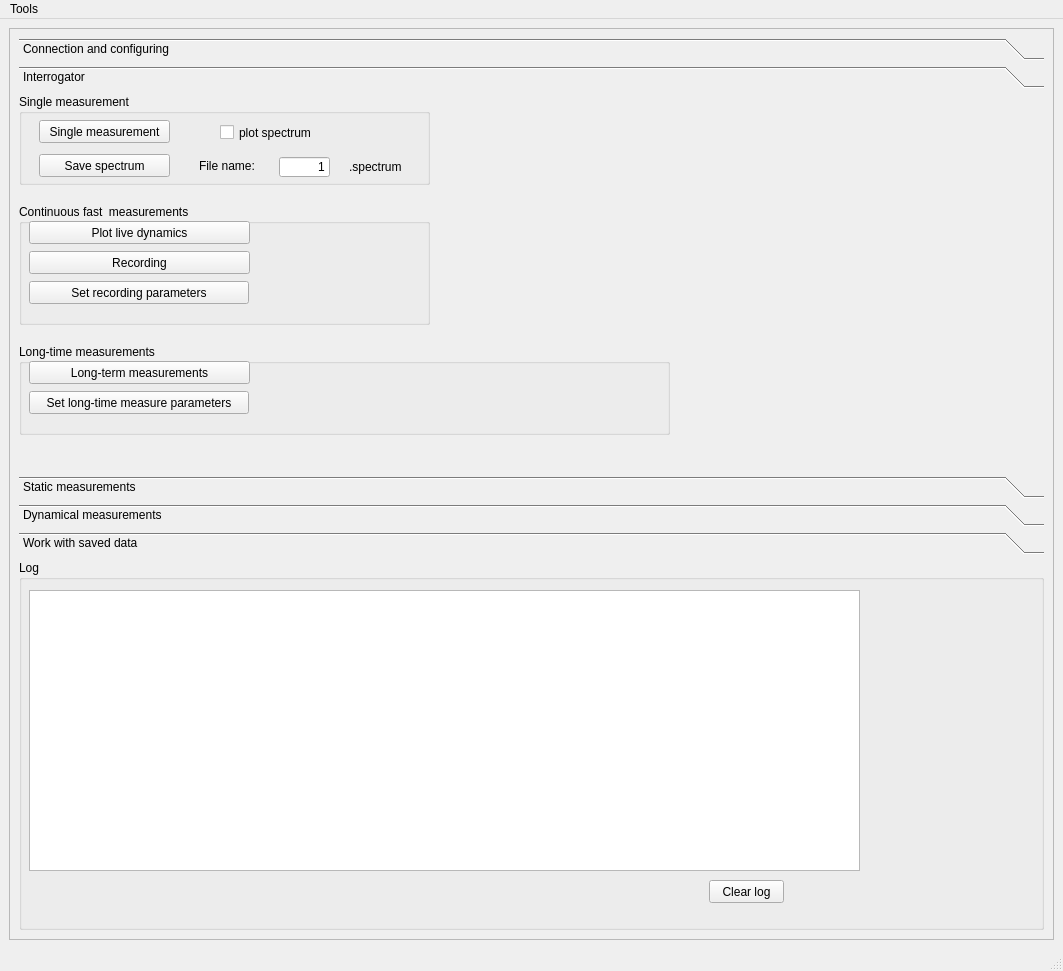
Before: the Qt Designer form UIs/mainwindow.ui in IlyaVatnik/WIMcontrol, drawn with Qt 5.
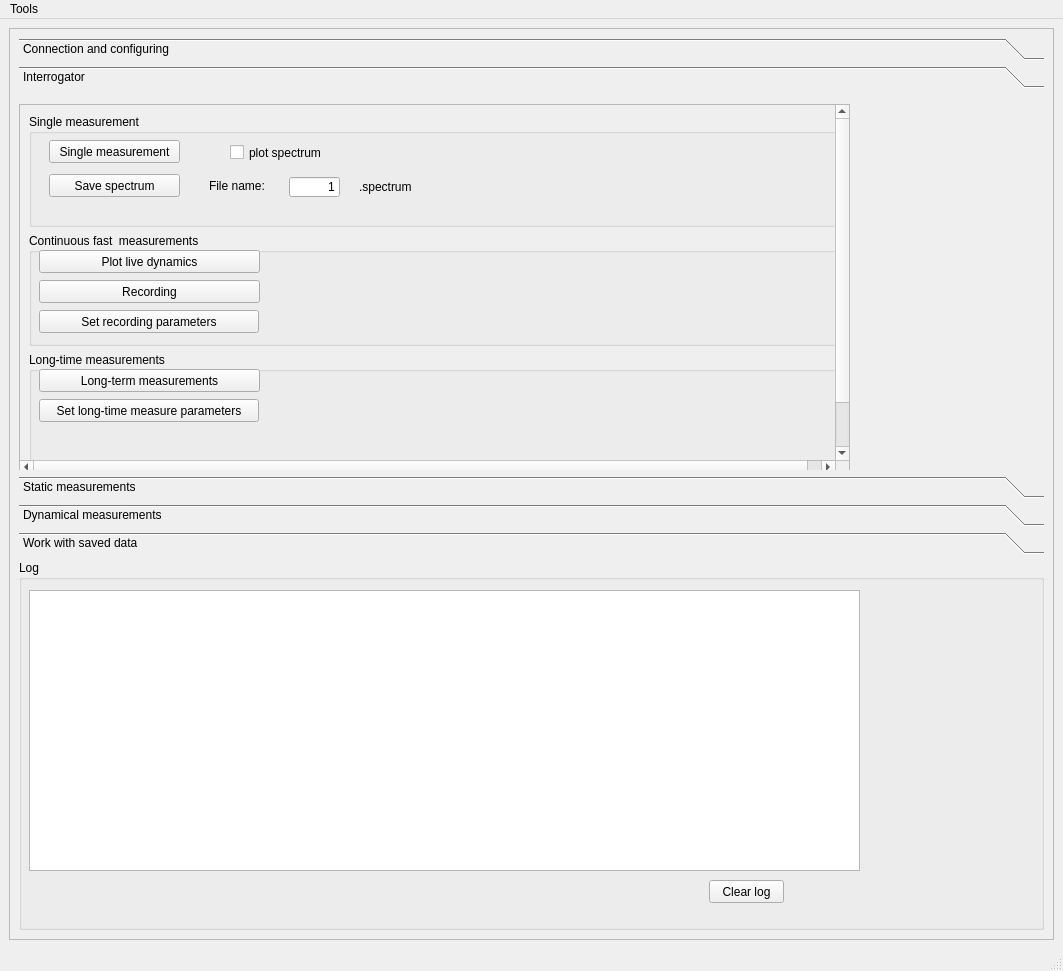
After: the same form once the commit is applied. The open tabs and pages were chosen to show the change.

The edit to the form file:
```diff
--- a/UIs/mainwindow.ui
+++ b/UIs/mainwindow.ui
@@ -25,8 +25,8 @@
         <rect>
          <x>0</x>
          <y>0</y>
-         <width>1039</width>
-         <height>896</height>
+         <width>1043</width>
+         <height>910</height>
         </rect>
        </property>
        <layout class="QVBoxLayout" name="verticalLayout">
@@ -160,118 +160,48 @@
             <rect>
              <x>0</x>
              <y>0</y>
-             <width>1017</width>
-             <height>342</height>
+             <width>1025</width>
+             <height>381</height>
             </rect>
            </property>
            <attribute name="label">
             <string>Interrogator</string>
            </attribute>
-           <widget class="QGroupBox" name="groupBox_5">
+           <widget class="QScrollArea" name="scrollArea_2">
             <property name="geometry">
              <rect>
               <x>0</x>
-              <y>250</y>
-              <width>651</width>
-              <height>91</height>
+              <y>10</y>
+              <width>831</width>
+              <height>371</height>
              </rect>
             </property>
-            <property name="title">
-             <string>Long-time measurements</string>
-            </property>
-            <widget class="QPushButton" name="pushButton_set_long_term_measurements_params">
-             <property name="geometry">
-              <rect>
-               <x>10</x>
-               <y>47</y>
-               <width>220</width>
-               <height>23</height>
-              </rect>
-             </property>
-             <property name="text">
-              <string>Set long-time measure parameters</string>
-             </property>
-            </widget>
-            <widget class="QPushButton" name="pushButton_long_term_measurements">
-             <property name="geometry">
-              <rect>
-               <x>10</x>
-               <y>17</y>
-               <width>221</width>
-               <height>23</height>
-              </rect>
-             </property>
-             <property name="text">
-              <string>Long-term measurements</string>
-             </property>
-             <property name="checkable">
+            <property name="widgetResizable">
               <bool>true</bool>
              </property>
-            </widget>
-           </widget>
-           <widget class="QGroupBox" name="groupBox_4">
+            <widget class="QWidget" name="scrollAreaWidgetContents_2">
             <property name="geometry">
              <rect>
               <x>0</x>
-              <y>110</y>
-              <width>411</width>
-              <height>121</height>
-             </rect>
-            </property>
-            <property name="title">
-             <string>Continuous fast  measurements</string>
-            </property>
-            <widget class="QPushButton" name="pushButton_plot_live_dynamics">
-             <property name="geometry">
-              <rect>
-               <x>10</x>
-               <y>17</y>
-               <width>221</width>
-               <height>23</height>
-              </rect>
-             </property>
-             <property name="text">
-              <string>Plot live dynamics</string>
-             </property>
-             <property name="checkable">
-              <bool>true</bool>
-             </property>
-            </widget>
-            <widget class="QPushButton" name="pushButton_set_recording_parameters">
-             <property name="geometry">
-              <rect>
-               <x>10</x>
-               <y>77</y>
-               <width>220</width>
-               <height>23</height>
-              </rect>
-             </property>
-             <property name="text">
-              <string>Set recording parameters</string>
-             </property>
-            </widget>
-            <widget class="QPushButton" name="pushButton_start_recording">
-             <property name="geometry">
-              <rect>
-               <x>10</x>
-               <y>47</y>
-               <width>221</width>
-               <height>23</height>
-              </rect>
-             </property>
-             <property name="text">
-              <string>Recording</string>
-             </property>
-            </widget>
-           </widget>
+               <y>0</y>
+               <width>829</width>
+               <height>415</height>
+              </rect>
+             </property>
+             <property name="sizePolicy">
+              <sizepolicy hsizetype="Preferred" vsizetype="MinimumExpanding">
+               <horstretch>0</horstretch>
+               <verstretch>0</verstretch>
+              </sizepolicy>
+             </property>
+             <layout class="QVBoxLayout" name="verticalLayout_2" stretch="0,0,0,1">
+              <item>
            <widget class="QGroupBox" name="groupBox_3">
-            <property name="geometry">
-             <rect>
-              <x>0</x>
-              <y>0</y>
-              <width>411</width>
-              <height>91</height>
-             </rect>
+                <property name="minimumSize">
+                 <size>
+                  <width>811</width>
+                  <height>113</height>
+                 </size>
             </property>
             <property name="title">
              <string>Single measurement</string>
@@ -358,6 +288,120 @@
              </property>
             </widget>
            </widget>
+              </item>
+              <item>
+               <widget class="QGroupBox" name="groupBox_4">
+                <property name="minimumSize">
+                 <size>
+                  <width>811</width>
+                  <height>113</height>
+                 </size>
+                </property>
+                <property name="title">
+                 <string>Continuous fast  measurements</string>
+                </property>
+                <widget class="QPushButton" name="pushButton_plot_live_dynamics">
+                 <property name="geometry">
+                  <rect>
+                   <x>10</x>
+                   <y>17</y>
+                   <width>221</width>
+                   <height>23</height>
+                  </rect>
+                 </property>
+                 <property name="text">
+                  <string>Plot live dynamics</string>
+                 </property>
+                 <property name="checkable">
+                  <bool>true</bool>
+                 </property>
+                </widget>
+                <widget class="QPushButton" name="pushButton_set_recording_parameters">
+                 <property name="geometry">
+                  <rect>
+                   <x>10</x>
+                   <y>77</y>
+                   <width>220</width>
+                   <height>23</height>
+                  </rect>
+                 </property>
+                 <property name="text">
+                  <string>Set recording parameters</string>
+                 </property>
+                </widget>
+                <widget class="QPushButton" name="pushButton_start_recording">
+                 <property name="geometry">
+                  <rect>
+                   <x>10</x>
+                   <y>47</y>
+                   <width>221</width>
+                   <height>23</height>
+                  </rect>
+                 </property>
+                 <property name="text">
+                  <string>Recording</string>
+                 </property>
+                </widget>
+               </widget>
+              </item>
+              <item>
+               <widget class="QGroupBox" name="groupBox_5">
+                <property name="minimumSize">
+                 <size>
+                  <width>811</width>
+                  <height>113</height>
+                 </size>
+                </property>
+                <property name="title">
+                 <string>Long-time measurements</string>
+                </property>
+                <widget class="QPushButton" name="pushButton_set_long_term_measurements_params">
+                 <property name="geometry">
+                  <rect>
+                   <x>10</x>
+                   <y>47</y>
+                   <width>220</width>
+                   <height>23</height>
+                  </rect>
+                 </property>
+                 <property name="text">
+                  <string>Set long-time measure parameters</string>
+                 </property>
+                </widget>
+                <widget class="QPushButton" name="pushButton_long_term_measurements">
+                 <property name="geometry">
+                  <rect>
+                   <x>10</x>
+                   <y>17</y>
+                   <width>221</width>
+                   <height>23</height>
+                  </rect>
+                 </property>
+                 <property name="text">
+                  <string>Long-term measurements</string>
+                 </property>
+                 <property name="checkable">
+                  <bool>true</bool>
+                 </property>
+                </widget>
+               </widget>
+              </item>
+              <item>
+               <spacer name="verticalSpacer">
+                <property name="orientation">
+                 <enum>Qt::Vertical</enum>
+                </property>
+                <property name="sizeHint" stdset="0">
+                 <size>
+                  <width>20</width>
+                  <height>40</height>
+                 </size>
+                </property>
+               </spacer>
+              </item>
+             </layout>
+            </widget>
+           </widget>
           </widget>
           <widget class="QWidget" name="page_2">
            <property name="geometry">
```
Left out of the diff: 18 changed lines with no effect on the pictures. Lines whose indentation alone changed are shown as unchanged.
